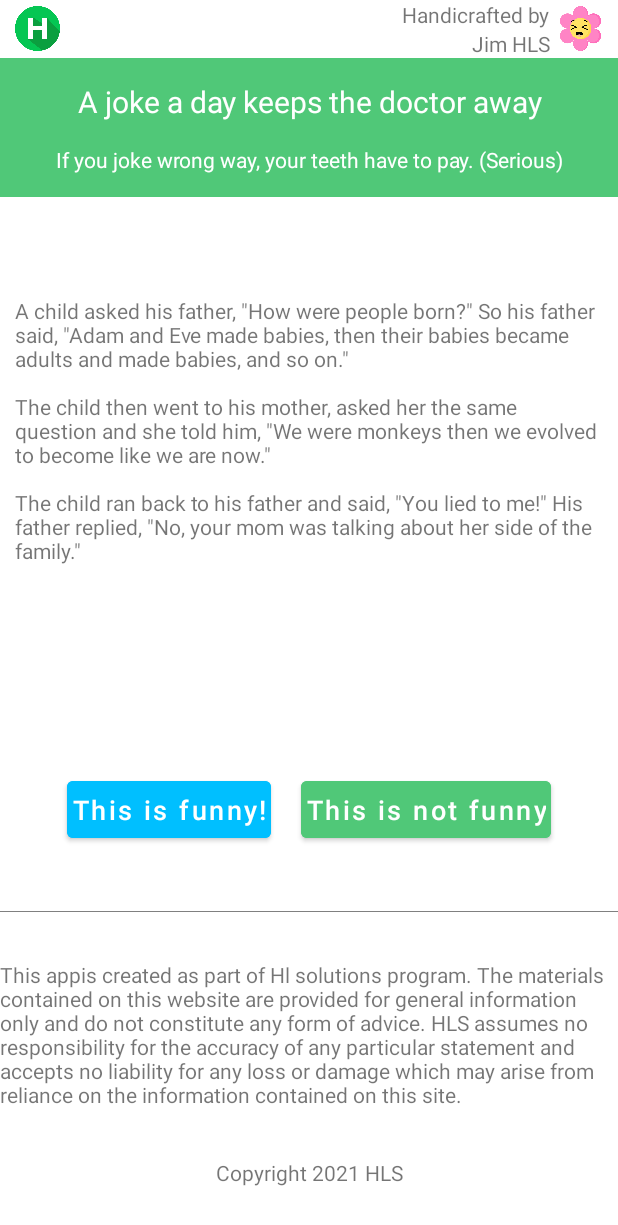
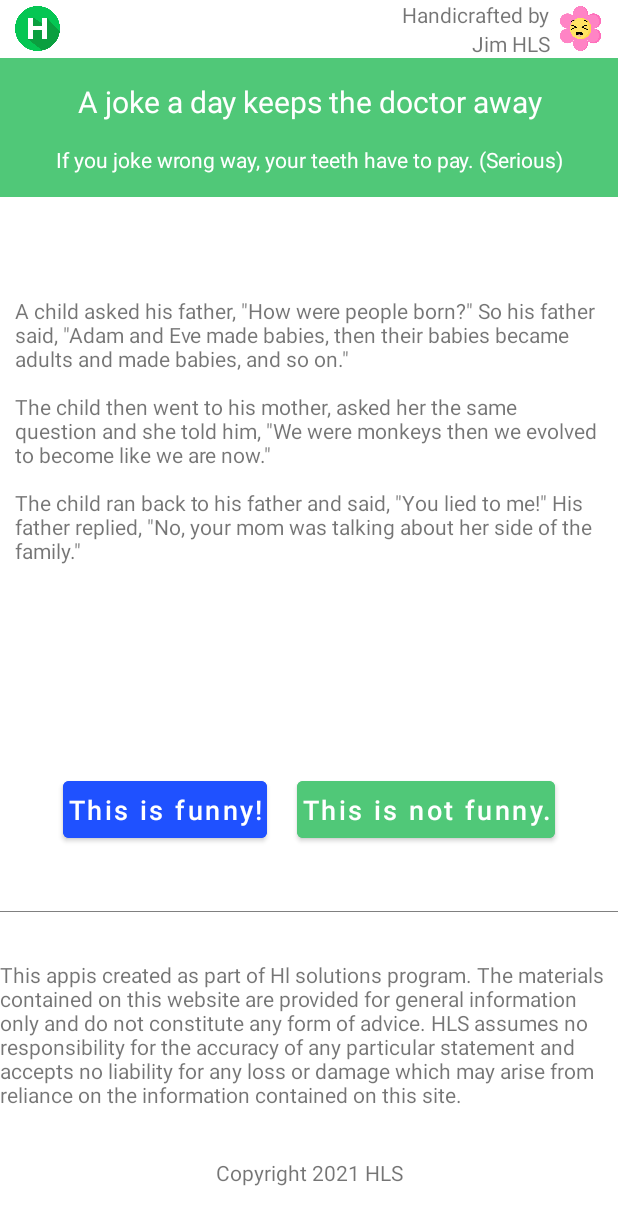
Before and after one commit to danhnguyen884/zens_interview, an Android app: the screen it shows after launch (MainActivity), on a phone screen of 412 x 824 dp. Shown: the top 1225 px of the screen. Run offline under Robolectric (Android 15) with nearby library versions, the phone set to English and light mode, and no system bars; our stand-ins replace data binding.

Commit message:
change color button

```diff
--- a/Mobile/app/src/main/res/values/colors.xml
+++ b/Mobile/app/src/main/res/values/colors.xml
@@ -9,5 +9,5 @@
     <color name="white">#FFFFFFFF</color>
     <color name="green">#50C878</color>
     <color name="gray_80">#808080</color>
-    <color name="blue">#00BFFF</color>
+    <color name="blue">#1F51FF</color>
 </resources>
--- a/Mobile/app/src/main/res/values/strings.xml
+++ b/Mobile/app/src/main/res/values/strings.xml
@@ -1,7 +1,7 @@
 <resources>
     <string name="app_name">Interview</string>
     <string name="btn_like_text">This is funny!</string>
-    <string name="btn_dislike_text">This is not funny</string>
+    <string name="btn_dislike_text">This is not funny.</string>
     <string name="describe_text">This appis created as part of Hl solutions program. The materials contained on this website are provided for general information only and do not constitute any form of advice. HLS assumes no responsibility for the accuracy of any particular statement and accepts no liability for any loss or damage which may arise from reliance on the information contained on this site.</string>
     <string name="content_text">A child asked his father, "How were people born?" So his father said, "Adam and Eve made babies, then their babies became adults and made babies, and so on."
         The child then went to his mother, asked her the same question and she told him, "We were monkeys then we evolved to become like we are now."
```
